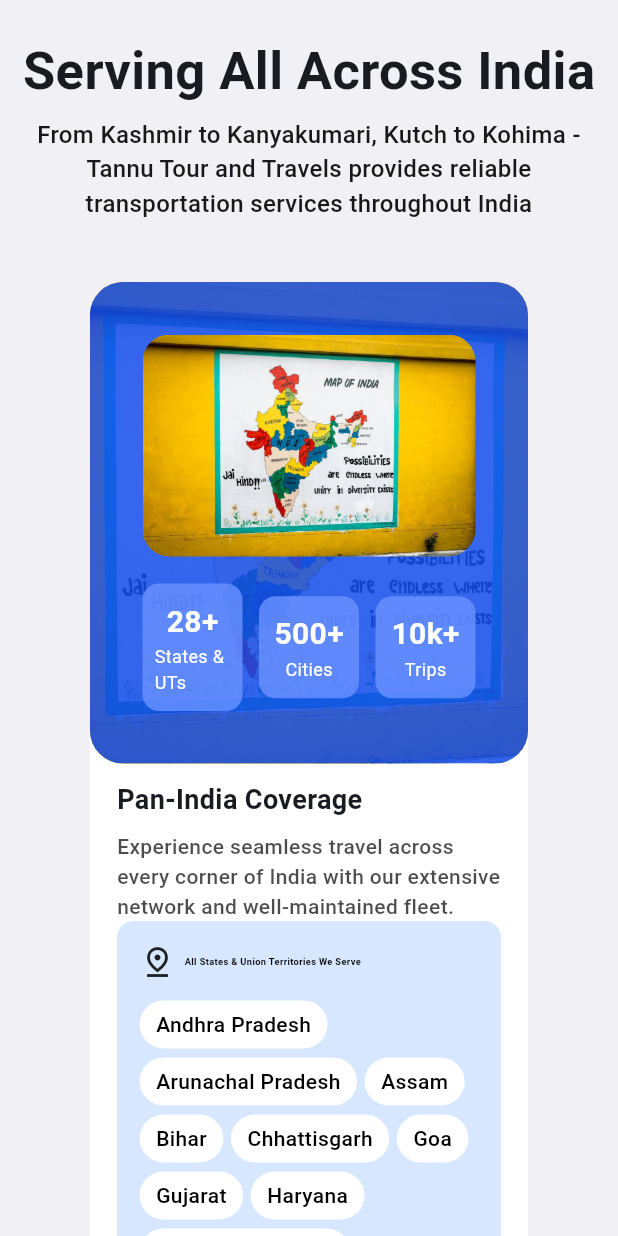
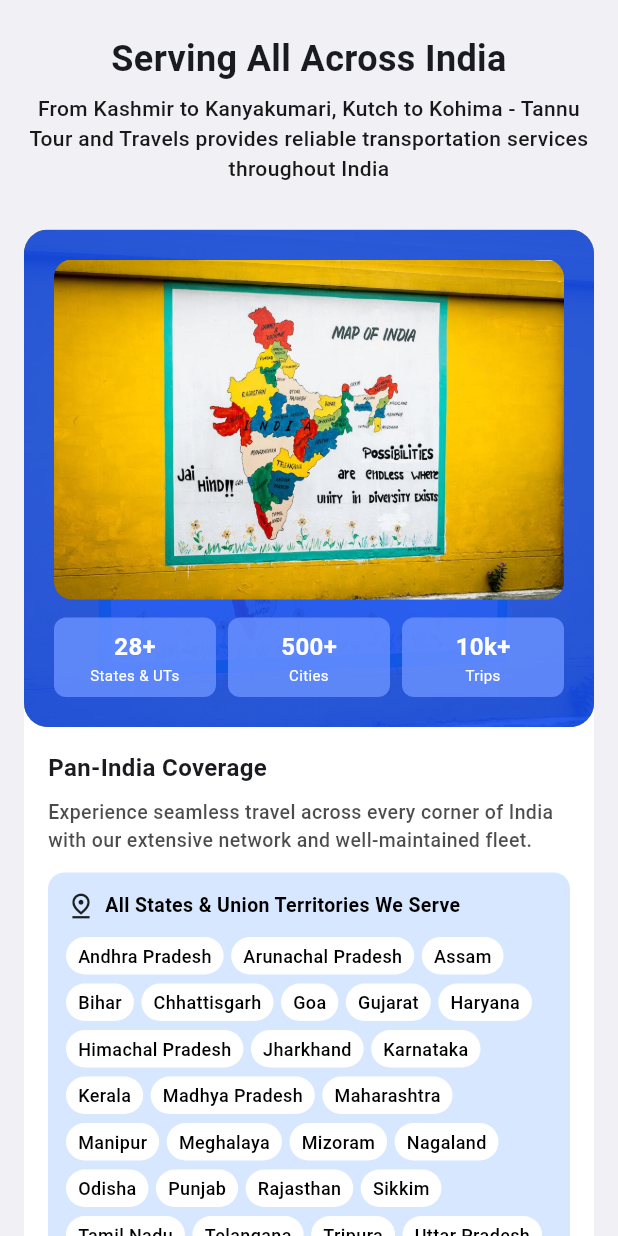
Before and after one commit to Mks30d/TannuTourAndTravels, a Flutter app: the ServingAllAcrossIndiaSection widget shown alone on an empty page, opened directly, on a phone screen of 412 x 824 dp. Run offline on Flutter 3.47's test engine with Material 3 defaults, Android fonts, the light colour scheme and no system bars.

Commit message:
add responsiveness in ServingAllAcrossIndiaSection

```diff
--- a/lib/sections/serving_all_across_india_section.dart
+++ b/lib/sections/serving_all_across_india_section.dart
@@ -41,9 +41,25 @@
     'West Bengal',
   ];
 
+  // Breakpoints for responsive design
+  static const double mobileBreakpoint = 600;
+  static const double tabletBreakpoint = 900;
+
   @override
   Widget build(BuildContext context) {
-    double deviceWidth = MediaQuery.of(context).size.width;
+    return LayoutBuilder(
+      builder: (context, constraints) {
+        final double screenWidth = constraints.maxWidth;
+        final bool isMobile = screenWidth < mobileBreakpoint;
+        final bool isTablet =
+            screenWidth >= mobileBreakpoint && screenWidth < tabletBreakpoint;
+        final bool isDesktop = screenWidth >= tabletBreakpoint;
+
+        // Responsive values
+        final double horizontalMargin = isMobile ? 16 : (isTablet ? 32 : 60);
+        final double titleFontSize = isMobile ? 24 : (isTablet ? 30 : 35);
+        final double subtitleFontSize = isMobile ? 14 : 16;
+        final double sectionSpacing = isMobile ? 20 : 30;
 
         return Container(
           color: Colors.grey.withValues(alpha: 0.1),
@@ -51,73 +67,82 @@
             children: [
               SizedBox(height: 11),
               Container(
-            margin: EdgeInsets.all(11),
+                margin: EdgeInsets.symmetric(
+                  horizontal: horizontalMargin,
+                  vertical: 11,
+                ),
                 child: Column(
                   children: [
                     Text(
                       "Serving All Across India",
+                      textAlign: TextAlign.center,
                       style: TextStyle(
-                    // fontSize: MediaQuery.of(context).size.width * 0.04,
-                    fontSize: 35,
+                        fontSize: titleFontSize,
                         fontWeight: FontWeight.bold,
                       ),
                     ),
                     SizedBox(height: 6),
-
                     Text(
                       "From Kashmir to Kanyakumari, Kutch to Kohima - Tannu Tour and Travels provides reliable transportation services throughout India",
                       textAlign: TextAlign.center,
                       style: TextStyle(
                         color: Colors.black.withValues(alpha: 0.9),
-                    fontSize: 16,
-                    // fontSize: MediaQuery.of(context).size.width * 0.025,
+                        fontSize: subtitleFontSize,
                         fontWeight: FontWeight.w500,
                       ),
                     ),
-                // Text(
-                //   "transportation services throughout India",
-                //   style: TextStyle(
-                //     color: Colors.black.withValues(alpha: 0.8),
-                //     fontSize: MediaQuery.of(context).size.width * 0.035,
-                //     fontWeight: FontWeight.w500,
-                //   ),
-                // ),
                   ],
                 ),
               ),
 
-          SizedBox(height: 30),
+              SizedBox(height: sectionSpacing),
 
               Container(
-            height: deviceWidth < 915 ? null : 650,
-            margin: EdgeInsets.fromLTRB(60, 0, 60, 0),
+                height: isDesktop ? 665 : null,
+                margin: EdgeInsets.symmetric(horizontal: horizontalMargin),
                 decoration: BoxDecoration(
-              color: Colors.white.withValues(alpha: 1),
-              borderRadius: BorderRadius.circular(22),
+                  color: Colors.white,
+                  borderRadius: BorderRadius.circular(isMobile ? 16 : 22),
                 ),
-            child: MediaQuery.of(context).size.width < 815
-                ? Column(
-                    crossAxisAlignment: CrossAxisAlignment.start,
-                    children: [mapSection(), stateSection()],
-                  )
-                : Row(
+                child: isDesktop
+                    ? Row(
                         crossAxisAlignment: CrossAxisAlignment.start,
                         children: [
-                      Expanded(child: mapSection()),
-
-                      Expanded(child: stateSection()),
+                          Expanded(child: _buildMapSection(isMobile, isTablet)),
+                          Expanded(
+                            child: _buildStateSection(
+                              isMobile,
+                              isTablet,
+                              isDesktop,
+                            ),
+                          ),
+                        ],
+                      )
+                    : Column(
+                        crossAxisAlignment: CrossAxisAlignment.stretch,
+                        children: [
+                          _buildMapSection(isMobile, isTablet),
+                          _buildStateSection(isMobile, isTablet, isDesktop),
                         ],
                       ),
               ),
+
+              SizedBox(height: sectionSpacing),
             ],
           ),
         );
+      },
+    );
   }
 
-  // =================== Sub-Widgets ====================
-  dynamic mapSection() {
+  // =================== Map Section ====================
+  Widget _buildMapSection(bool isMobile, bool isTablet) {
+    final double padding = isMobile ? 20 : (isTablet ? 28 : 35);
+    final double cardTitleSize = isMobile ? 16 : 20;
+    final double cardSubtitleSize = isMobile ? 10 : 12;
+
     return ClipRRect(
-      borderRadius: BorderRadius.circular(22),
+      borderRadius: BorderRadius.circular(isMobile ? 16 : 22),
       child: Container(
         decoration: BoxDecoration(
           image: DecorationImage(
@@ -126,32 +151,46 @@
           ),
         ),
         child: Container(
-          padding: EdgeInsets.all(35),
+          padding: EdgeInsets.all(padding),
           decoration: BoxDecoration(
-            color: Color(0xff144EED).withValues(alpha: 0.85),
-
-            // borderRadius: BorderRadius.circular(50),
+            color: Color(0xff144EED).withValues(alpha: 0.9),
           ),
           child: Column(
             children: [
               ClipRRect(
-                borderRadius: BorderRadius.circular(18),
+                borderRadius: BorderRadius.circular(isMobile ? 12 : 18),
                 child: Image.asset(
                   "assets/images/locations/photo(1).jpg",
                   fit: BoxFit.cover,
                 ),
               ),
-
-              SizedBox(height: 18),
-
+              SizedBox(height: isMobile ? 12 : 18),
               Row(
                 mainAxisAlignment: MainAxisAlignment.spaceBetween,
                 children: [
-                  expandedCard("28+", "States & UTs"),
-                  SizedBox(width: 11),
-                  expandedCard("500+", "Cities"),
-                  SizedBox(width: 11),
-                  expandedCard("10k+", "Trips"),
+                  _buildExpandedCard(
+                    "28+",
+                    "States & UTs",
+                    cardTitleSize,
+                    cardSubtitleSize,
+                    isMobile,
+                  ),
+                  SizedBox(width: isMobile ? 8 : 11),
+                  _buildExpandedCard(
+                    "500+",
+                    "Cities",
+                    cardTitleSize,
+                    cardSubtitleSize,
+                    isMobile,
+                  ),
+                  SizedBox(width: isMobile ? 8 : 11),
+                  _buildExpandedCard(
+                    "10k+",
+                    "Trips",
+                    cardTitleSize,
+                    cardSubtitleSize,
+                    isMobile,
+                  ),
                 ],
               ),
             ],
@@ -161,13 +200,22 @@
     );
   }
 
-  Expanded expandedCard(String title, String subtitle) {
+  Widget _buildExpandedCard(
+    String title,
+    String subtitle,
+    double titleSize,
+    double subtitleSize,
+    bool isMobile,
+  ) {
     return Expanded(
       child: Container(
-        padding: EdgeInsets.fromLTRB(8, 11, 8, 11),
+        padding: EdgeInsets.symmetric(
+          horizontal: isMobile ? 6 : 8,
+          vertical: isMobile ? 8 : 11,
+        ),
         decoration: BoxDecoration(
           color: Color.fromARGB(207, 105, 145, 255),
-          borderRadius: BorderRadius.circular(11),
+          borderRadius: BorderRadius.circular(isMobile ? 8 : 11),
         ),
         child: Column(
           children: [
@@ -175,51 +223,65 @@
               title,
               style: TextStyle(
                 color: Colors.white,
-                fontSize: 20,
+                fontSize: titleSize,
                 fontWeight: FontWeight.w600,
               ),
             ),
-            Text(subtitle, style: TextStyle(color: Colors.white, fontSize: 12)),
+            Text(
+              subtitle,
+              style: TextStyle(color: Colors.white, fontSize: subtitleSize),
+              textAlign: TextAlign.center,
+            ),
           ],
         ),
       ),
     );
   }
 
-  // ------------------- State Section -------------------
-  dynamic stateSection() {
+  // =================== State Section ====================
+  Widget _buildStateSection(bool isMobile, bool isTablet, bool isDesktop) {
+    final double padding = isMobile ? 16 : 18;
+    final double headerFontSize = isMobile ? 16 : 18;
+    final double bodyFontSize = isMobile ? 13 : 14;
+    final double stateChipFontSize = isMobile ? 12 : 14;
+    final double phoneFontSize = isMobile ? 18 : 22;
+    final double labelFontSize = isMobile ? 11 : 12;
+    final double stateTitleFontSize = isMobile ? 13 : (isTablet ? 14 : 15);
+
     return Container(
-      width: MediaQuery.of(context).size.width < 815 ? null : 300,
-      // color: const Color.fromARGB(79, 0, 187, 212),
-      padding: EdgeInsets.fromLTRB(18, 11, 18, 0),
+      padding: EdgeInsets.all(padding),
       child: Column(
         mainAxisAlignment: MainAxisAlignment.spaceEvenly,
         crossAxisAlignment: CrossAxisAlignment.start,
         children: [
+          // Pan-India Coverage Header
           Column(
             crossAxisAlignment: CrossAxisAlignment.start,
-
             children: [
               Text(
                 "Pan-India Coverage",
-                style: TextStyle(fontSize: 18, fontWeight: FontWeight.bold),
+                style: TextStyle(
+                  fontSize: headerFontSize,
+                  fontWeight: FontWeight.bold,
                 ),
-
+              ),
               SizedBox(height: 8),
-
               Text(
                 "Experience seamless travel across every corner of India with our extensive network and well-maintained fleet.",
                 style: TextStyle(
                   color: Colors.black.withValues(alpha: 0.7),
-                  fontSize: 14,
+                  fontSize: bodyFontSize,
                   fontWeight: FontWeight.w500,
                 ),
               ),
             ],
           ),
 
+          SizedBox(height: isMobile ? 12 : 16),
+
+          // States Container
           Container(
-            padding: EdgeInsets.all(15),
+            padding: EdgeInsets.all(isMobile ? 12 : 15),
             decoration: BoxDecoration(
               color: const Color.fromARGB(255, 214, 231, 255),
               borderRadius: BorderRadius.circular(11),
@@ -229,28 +291,31 @@
               children: [
                 Row(
                   children: [
-                    Icon(Icons.pin_drop_outlined),
+                    Icon(Icons.pin_drop_outlined, size: isMobile ? 20 : 24),
                     SizedBox(width: 6),
-                    Text(
+                    Expanded(
+                      child: Text(
                         "All States & Union Territories We Serve",
                         style: TextStyle(
-                        color: Colors.black.withValues(alpha: 1),
-                        // fontSize:MediaQuery.of(context).size.width < 880?13 :16,
-                        fontSize: MediaQuery.of(context).size.width * 0.015,
+                          color: Colors.black,
+                          fontSize: stateTitleFontSize,
                           fontWeight: FontWeight.w600,
+                        ),
                       ),
                     ),
                   ],
                 ),
-
                 SizedBox(height: 11),
-
                 Wrap(
+                  spacing: 5,
+                  runSpacing: 6,
                   children: indianStates
                       .map(
                         (state) => Container(
-                          margin: EdgeInsets.fromLTRB(0, 3, 5, 3),
-                          padding: EdgeInsets.fromLTRB(11, 6, 11, 6),
+                          padding: EdgeInsets.symmetric(
+                            horizontal: isMobile ? 8 : 11,
+                            vertical: isMobile ? 4 : 6,
+                          ),
                           decoration: BoxDecoration(
                             color: Colors.white,
                             borderRadius: BorderRadius.circular(20),
@@ -259,7 +324,7 @@
                             state,
                             style: TextStyle(
                               color: Colors.black,
-                              fontSize: 14,
+                              fontSize: stateChipFontSize,
                               fontWeight: FontWeight.w500,
                             ),
                           ),
@@ -271,8 +336,14 @@
             ),
           ),
 
+          SizedBox(height: isMobile ? 12 : 16),
+
+          // Contact Card
           Container(
-            padding: EdgeInsets.fromLTRB(18, 14, 18, 14),
+            padding: EdgeInsets.symmetric(
+              horizontal: isMobile ? 14 : 18,
+              vertical: isMobile ? 12 : 14,
+            ),
             width: double.infinity,
             decoration: BoxDecoration(
               color: Color(0xff144EED),
@@ -280,14 +351,12 @@
             ),
             child: Column(
               crossAxisAlignment: CrossAxisAlignment.start,
-              mainAxisAlignment: MainAxisAlignment.spaceEvenly,
               children: [
                 Text(
                   "Available 24/7 for Bookings",
                   style: TextStyle(
                     color: Colors.white.withValues(alpha: 0.8),
-                    fontSize: 12,
-                    // fontWeight: FontWeight.w500,
+                    fontSize: labelFontSize,
                   ),
                 ),
                 SizedBox(height: 4),
@@ -295,8 +364,8 @@
                   "+91 8239721861",
                   style: TextStyle(
                     color: Colors.white,
-                    fontSize: 22,
-                    // fontWeight: FontWeight.w600,
+                    fontSize: phoneFontSize,
+                    fontWeight: FontWeight.w600,
                   ),
                 ),
                 SizedBox(height: 4),
@@ -304,8 +373,7 @@
                   "Call us anytime, anywhere in India",
                   style: TextStyle(
                     color: Colors.white.withValues(alpha: 0.8),
-                    fontSize: 12,
-                    // fontWeight: FontWeight.w500,
+                    fontSize: labelFontSize,
                   ),
                 ),
               ],
--- a/lib/sections/why_choose_us_section.dart
+++ b/lib/sections/why_choose_us_section.dart
@@ -27,7 +27,7 @@
           alignment: WrapAlignment.center,
           children: [
             detailCard(Icons.shield_outlined),
-            detailCard(Icons.badge_outlined),
+            detailCard(Icons.attach_money_outlined),
             detailCard(Icons.thumb_up_outlined),
             detailCard(Icons.watch_later_outlined),
           ],
```
Lines whose indentation alone changed are shown as unchanged.
